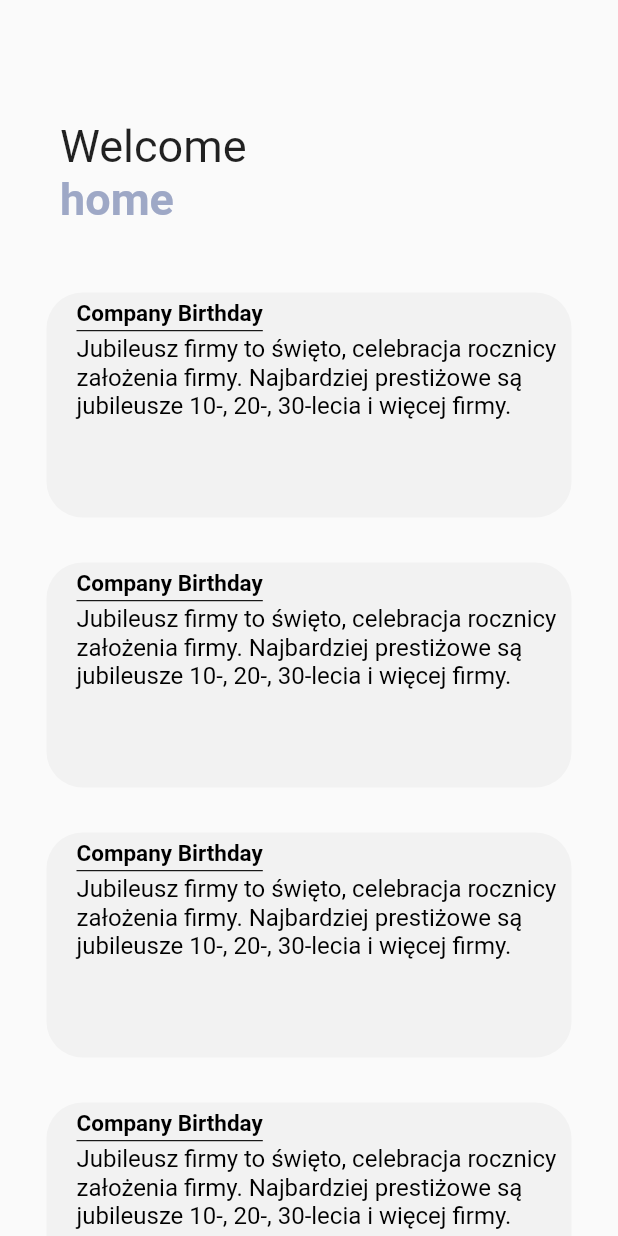
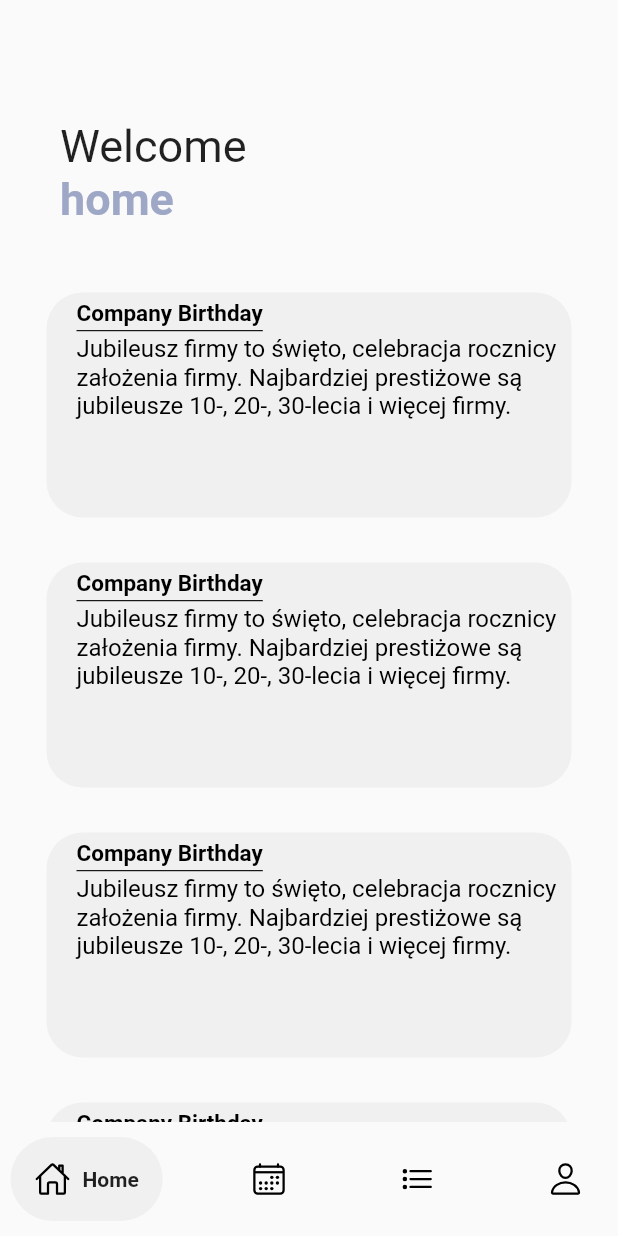
Before and after one commit to KamilJuraszek/home_screen, a Flutter app: the screen it shows after launch, on a phone screen of 412 x 824 dp. Run offline on Flutter 3.47's test engine with Material 2 defaults, Android fonts, the phone set to English and light mode, and no system bars; drawn by our look-alikes of google_nav_bar; our stand-ins replace ionicons; Roboto replaces fonts that are missing (Spoof); project files that could hold a hidden picture were left out.

Commit message:
Added navbar

```diff
--- a/lib/main.dart
+++ b/lib/main.dart
@@ -1,5 +1,6 @@
 import 'package:flutter/material.dart';
-
+import 'package:google_nav_bar/google_nav_bar.dart';
+import 'package:ionicons/ionicons.dart';
 void main() {
   runApp(const MyApp());
 }
@@ -77,7 +78,7 @@
                   height: 150,
                   decoration: BoxDecoration(
                     borderRadius: BorderRadius.circular(24.0),
-                    color: Color(0xfff2f2f2),
+                    color: Color(0xffff0f0f0),
                   ),
                   child:
                   Padding(
@@ -118,7 +119,7 @@
                     height: 150,
                     decoration: BoxDecoration(
                       borderRadius: BorderRadius.circular(24.0),
-                      color: Color(0xfff2f2f2),
+                      color: Color(0xffff0f0f0),
                     ),
                     child:
                     Padding(
@@ -160,7 +161,7 @@
                     height: 150,
                     decoration: BoxDecoration(
                       borderRadius: BorderRadius.circular(24.0),
-                      color: Color(0xfff2f2f2),
+                      color: Color(0xffff0f0f0),
                     ),
                     child:
                     Padding(
@@ -201,7 +202,7 @@
                     height: 150,
                     decoration: BoxDecoration(
                       borderRadius: BorderRadius.circular(24.0),
-                      color: Color(0xfff2f2f2),
+                      color: Color(0xffff0f0f0),
                     ),
                     child:
                     Padding(
@@ -236,6 +237,32 @@
           ],
         ),
       ),
+        bottomNavigationBar: Padding(
+          padding: const EdgeInsets.symmetric(horizontal: 7.0, vertical: 10),
+          child: GNav(
+            tabBackgroundColor: Color(0xffff0f0f0),
+            gap: 8,
+            padding: EdgeInsets.all(16),
+            tabs: const [
+              GButton(icon:
+              Ionicons.home_outline,
+                text: 'Home',
+              ),
+              GButton(icon:
+              Ionicons.calendar_outline,
+                text: 'Schedule',
+              ),
+              GButton(icon:
+              Ionicons.list_outline,
+                text: 'To Do',
+              ),
+              GButton(icon:
+              Ionicons.person_outline,
+                text: 'Profile',
+              ),
+            ],
+          ),
+        ),
     );
   }
 }
--- a/pubspec.yaml
+++ b/pubspec.yaml
@@ -29,7 +29,8 @@
 # versions available, run `flutter pub outdated`.
 dependencies:
   google_nav_bar: ^5.0.6
-  line_icons: ^2.0.0
+  ionicons: ^0.2.2
+
   flutter:
     sdk: flutter
 
```
Also changed, not shown: pubspec.lock.
